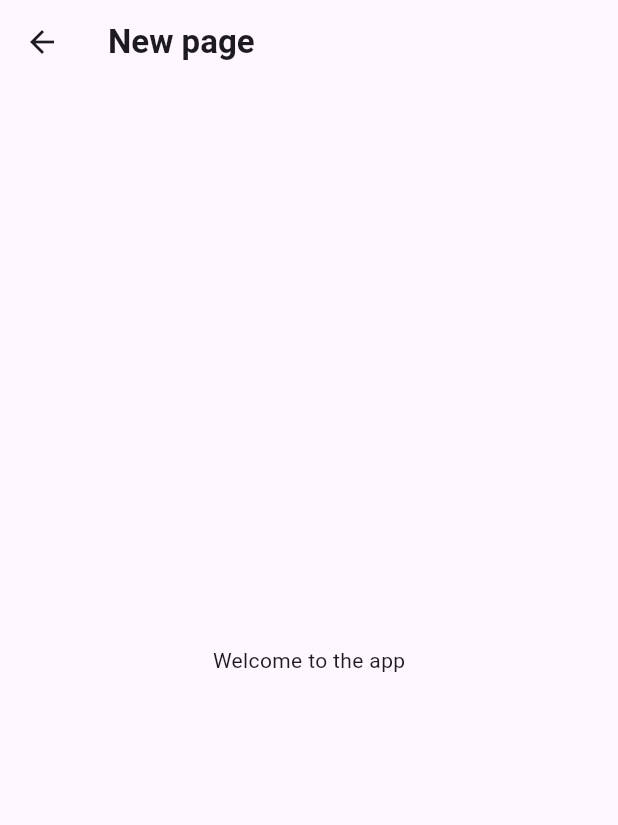
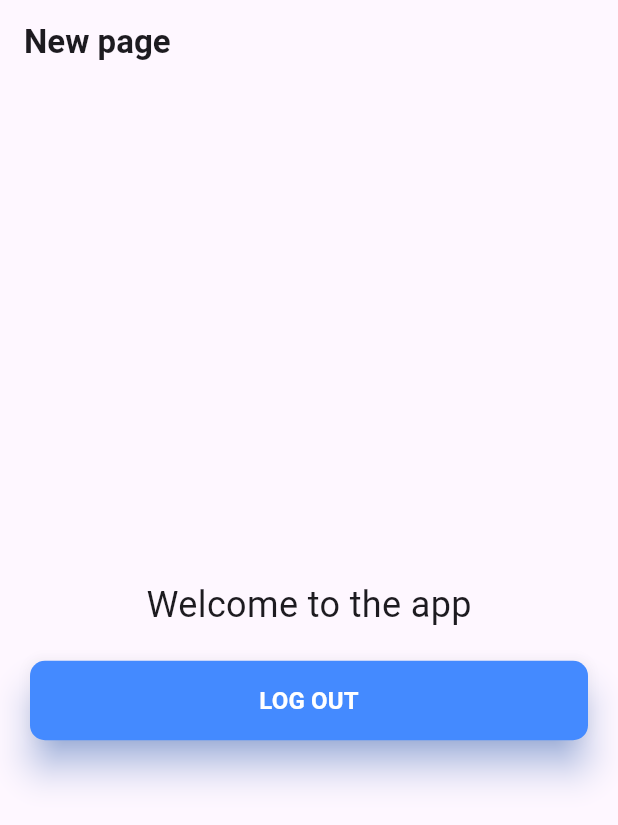
Before and after one commit to Vincent-Baret-974/Login_firebase, a Flutter app: the NewPage screen opened directly, on a phone screen of 412 x 824 dp. Shown: the top 825 px of the screen. Run offline on Flutter 3.47's test engine with Material 3 defaults, Android fonts, the phone set to English and light mode, and no system bars; our stand-ins replace firebase_auth, firebase_core, fluttertoast, google_fonts; accounts and stored records are empty; generated files the repository leaves out were written again; network calls fail.

```diff
--- /dev/null
+++ b/lib/pages/NewPage.dart
@@ -0,0 +1,67 @@
+import 'package:firebase_auth/firebase_auth.dart';
+import 'package:flutter/material.dart';
+import 'package:google_fonts/google_fonts.dart';
+
+import '../widgets/PrimaryButton.dart';
+import 'LoginPage.dart';
+
+class NewPage extends StatelessWidget {
+  NewPage({super.key});
+
+  final FirebaseAuth _auth = FirebaseAuth.instance;
+
+  @override
+  Widget build(BuildContext context) {
+    return PopScope(
+      canPop: false,
+      onPopInvoked : (didPop) {
+        if (didPop) {
+          return;
+        }
+      },
+      child: Scaffold(
+        appBar: AppBar(
+            automaticallyImplyLeading: false,
+            title:
+            Text(
+              'New page',
+              style: GoogleFonts.roboto(fontWeight: FontWeight.w600),
+            )
+        ),
+        body: Center(
+          child: Container(
+            margin: const EdgeInsets.all(20),
+            child: Column(
+              mainAxisAlignment: MainAxisAlignment.center,
+              children: [
+                Text(
+                  'Welcome to the app',
+                  style: GoogleFonts.roboto(
+                      fontSize: 24
+                  ),
+                ),
+                const SizedBox(height: 20),
+                PrimaryButton(
+                  text: 'LOG OUT',
+                  onPressed: () {
+                    _signOut(context);
+                  },
+                )
+              ],
+            ),
+          ),
+        ),
+      ),
+    );
+  }
+
+  Future<void> _signOut(BuildContext context) async {
+    try {
+      await _auth.signOut();
+      if (!context.mounted) return;
+      Navigator.pushReplacement(context, MaterialPageRoute(builder: (context) => LoginPage()));
+    } catch (e) {
+      print('Error during logout: $e');
+    }
+  }
+}
--- a/pubspec.yaml
+++ b/pubspec.yaml
@@ -38,6 +38,7 @@ dependencies:
   google_fonts: ^6.1.0
   firebase_core: ^2.24.2
   firebase_auth: ^4.16.0
+  fluttertoast: ^8.2.4
 
 dev_dependencies:
   flutter_test:
```
Also changed, not shown: lib/pages/LoginPage.dart (+55 -18 lines), pubspec.lock, 1 other file.
